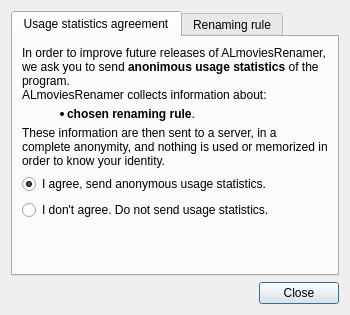
albemala/almoviesrenamer, file src/ui/preferences_dialog.ui: the form before one commit.
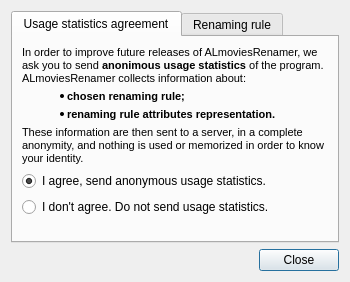
The form after the commit. The open tabs and pages were chosen to show the change. Icons and pictures are not drawn.

```diff
--- a/src/ui/preferences_dialog.ui
+++ b/src/ui/preferences_dialog.ui
@@ -6,8 +6,8 @@
    <rect>
     <x>0</x>
     <y>0</y>
-    <width>323</width>
-    <height>315</height>
+    <width>324</width>
+    <height>278</height>
    </rect>
   </property>
   <property name="windowTitle">
@@ -40,11 +40,12 @@
           <string>&lt;!DOCTYPE HTML PUBLIC &quot;-//W3C//DTD HTML 4.0//EN&quot; &quot;http://www.w3.org/TR/REC-html40/strict.dtd&quot;&gt;
 &lt;html&gt;&lt;head&gt;&lt;meta name=&quot;qrichtext&quot; content=&quot;1&quot; /&gt;&lt;style type=&quot;text/css&quot;&gt;
 p, li { white-space: pre-wrap; }
-&lt;/style&gt;&lt;/head&gt;&lt;body style=&quot;font-style:normal;font-weight:400;&quot;&gt;
-&lt;p style=&quot; margin-top:0px; margin-bottom:0px; margin-left:0px; margin-right:0px; -qt-block-indent:0; text-indent:0px;&quot;&gt;&lt;span style=&quot;&quot;&gt;In order to improve future releases of ALmoviesRenamer, we ask you to send &lt;/span&gt;&lt;span style=&quot;font-weight:600;&quot;&gt;anonimous usage statistics&lt;/span&gt;&lt;span&gt; of the program.&lt;/span&gt;&lt;/p&gt;
-&lt;p style=&quot; margin-top:0px; margin-bottom:0px; margin-left:0px; margin-right:0px; -qt-block-indent:0; text-indent:0px;&quot;&gt;&lt;span&gt;ALmoviesRenamer collects information about:&lt;/span&gt;&lt;/p&gt;
-&lt;ul style=&quot;margin-top: 0px; margin-bottom: 0px; margin-left: 0px; margin-right: 0px; -qt-list-indent: 1;&quot;&gt;&lt;li  style=&quot; margin-top:5px; margin-bottom:5px; margin-left:5px; margin-right:5px; -qt-block-indent:0; text-indent:0px;&quot;&gt;&lt;span style=&quot; font-weight:600;&quot;&gt;chosen renaming rule&lt;/span&gt;.&lt;/li&gt;&lt;/ul&gt;
-&lt;p style=&quot; margin-top:0px; margin-bottom:0px; margin-left:0px; margin-right:0px; -qt-block-indent:0; text-indent:0px;&quot;&gt;&lt;span&gt;These information are then sent to a server, in a complete anonymity, and nothing is used or memorized in order to know your identity.&lt;/span&gt;&lt;/p&gt;&lt;/body&gt;&lt;/html&gt;</string>
+&lt;/style&gt;&lt;/head&gt;&lt;body style=&quot; font-family:'MS Shell Dlg 2'; font-size:8pt; font-weight:400; font-style:normal;&quot;&gt;
+&lt;p style=&quot; margin-top:0px; margin-bottom:0px; margin-left:0px; margin-right:0px; -qt-block-indent:0; text-indent:0px;&quot;&gt;In order to improve future releases of ALmoviesRenamer, we ask you to send &lt;span style=&quot; font-weight:600;&quot;&gt;anonimous usage statistics&lt;/span&gt; of the program.&lt;/p&gt;
+&lt;p style=&quot; margin-top:0px; margin-bottom:0px; margin-left:0px; margin-right:0px; -qt-block-indent:0; text-indent:0px;&quot;&gt;ALmoviesRenamer collects information about:&lt;/p&gt;
+&lt;ul style=&quot;margin-top: 0px; margin-bottom: 0px; margin-left: 0px; margin-right: 0px; -qt-list-indent: 1;&quot;&gt;&lt;li style=&quot; margin-top:5px; margin-bottom:5px; margin-left:5px; margin-right:5px; -qt-block-indent:0; text-indent:0px;&quot;&gt;&lt;span style=&quot; font-weight:600;&quot;&gt;chosen renaming rule;&lt;/span&gt;&lt;/li&gt;&lt;/ul&gt;
+&lt;ul style=&quot;margin-top: 0px; margin-bottom: 0px; margin-left: 0px; margin-right: 0px; -qt-list-indent: 1;&quot;&gt;&lt;li style=&quot; font-weight:600;&quot; style=&quot; margin-top:5px; margin-bottom:5px; margin-left:5px; margin-right:5px; -qt-block-indent:0; text-indent:0px;&quot;&gt;renaming rule attributes representation.&lt;/li&gt;&lt;/ul&gt;
+&lt;p style=&quot; margin-top:0px; margin-bottom:0px; margin-left:0px; margin-right:0px; -qt-block-indent:0; text-indent:0px;&quot;&gt;These information are then sent to a server, in a complete anonymity, and nothing is used or memorized in order to know your identity.&lt;/p&gt;&lt;/body&gt;&lt;/html&gt;</string>
          </property>
          <property name="alignment">
           <set>Qt::AlignLeading|Qt::AlignLeft|Qt::AlignTop</set>
```
Left out of the diff: 2 changed lines with no effect on the pictures.
